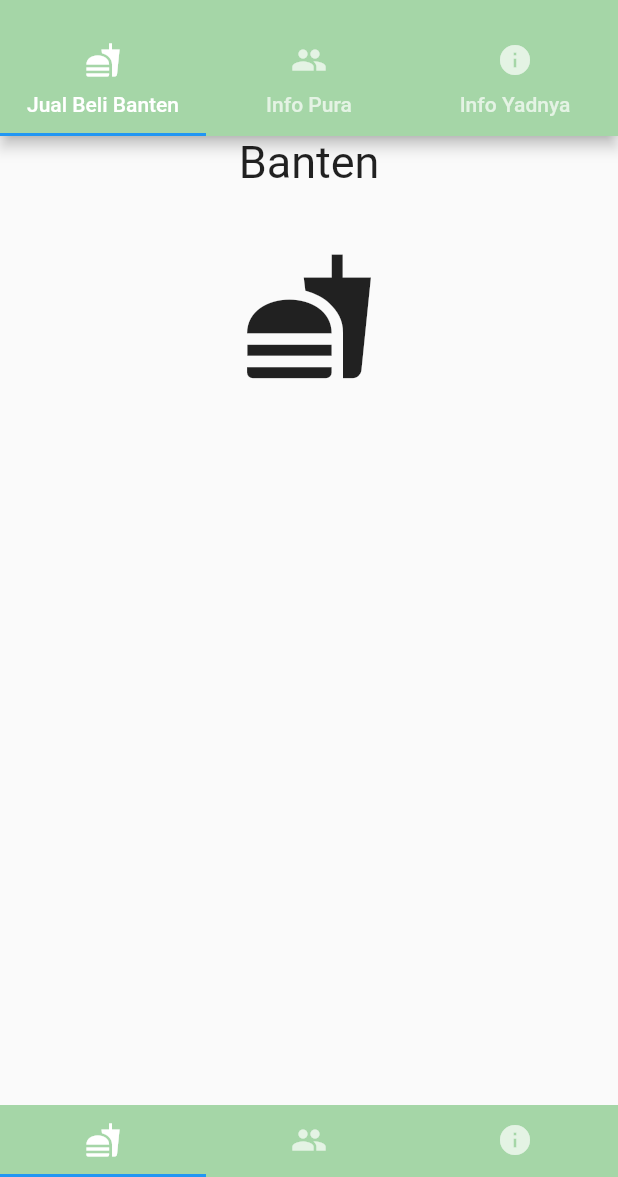
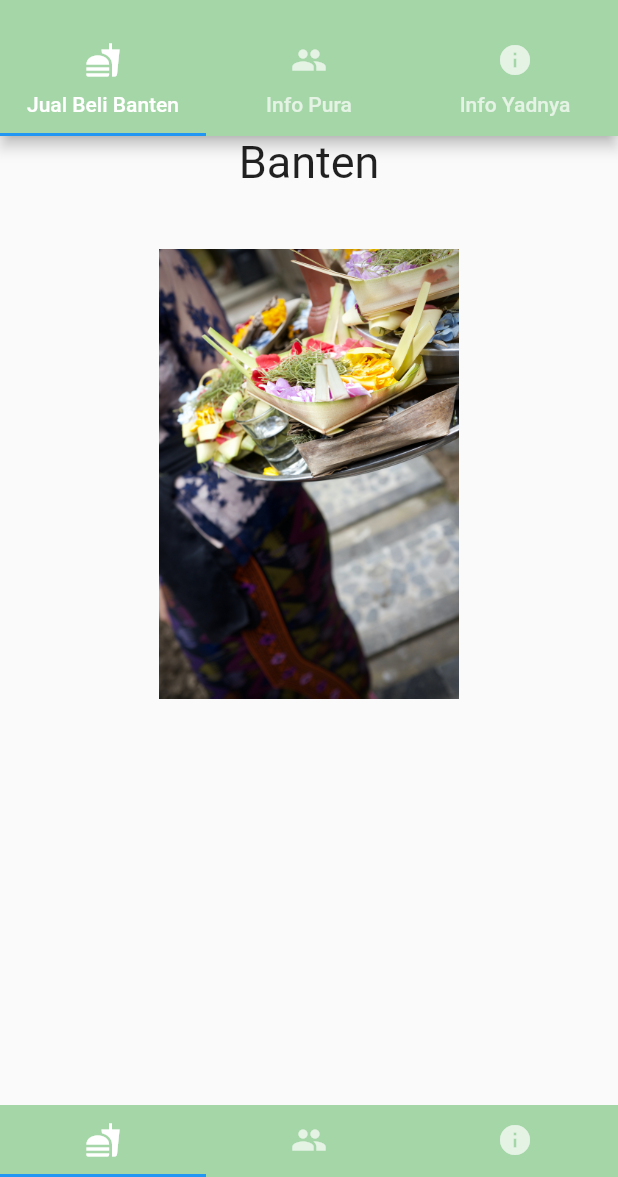
Before and after one commit to WidiaPrasetia/uasMobile, a Flutter app: the screen it shows after launch, on a phone screen of 412 x 824 dp, the part 59-1236 px from its top. Run offline on Flutter 3.47's test engine with Material 2 defaults, Android fonts, the phone set to English and light mode, and no system bars.

Commit message:
Nambah img

```diff
--- a/lib/hal_banten.dart
+++ b/lib/hal_banten.dart
@@ -9,7 +9,7 @@ class Banten extends StatelessWidget {
           children: <Widget>[
             new Text("Banten", style: new TextStyle(fontSize: 30.0),),
             new Padding(padding: new EdgeInsets.all(20.0),),
-            new Icon(Icons.fastfood, size: 90.0)
+            new Image.asset("img/banten.jpg", width: 200.0,)
           ]
         ),
       ),
--- a/lib/hal_info.dart
+++ b/lib/hal_info.dart
@@ -9,7 +9,7 @@ class Info extends StatelessWidget {
           children: <Widget>[
             new Text("Info", style: new TextStyle(fontSize: 30.0),),
             new Padding(padding: new EdgeInsets.all(20.0),),
-            new Icon(Icons.info, size: 90.0)
+            new Image.asset("img/info.png", width: 200.0,)
           ]
         ),
       ),
--- a/lib/hal_pura.dart
+++ b/lib/hal_pura.dart
@@ -9,7 +9,7 @@ class Pura extends StatelessWidget {
           children: <Widget>[
             new Text("Pura", style: new TextStyle(fontSize: 30.0),),
             new Padding(padding: new EdgeInsets.all(20.0),),
-            new Icon(Icons.people, size: 90.0)
+            new Image.asset("img/pura.jpg", width: 200.0,)
           ]
         ),
       ),
```
Also changed, not shown: lib/main.dart (+6 -3 lines), pubspec.yaml (+7 -0 lines), img/banten.jpg (added), img/info.png (added), img/pura.jpg (added), img/yadnya_icon.svg (added).
